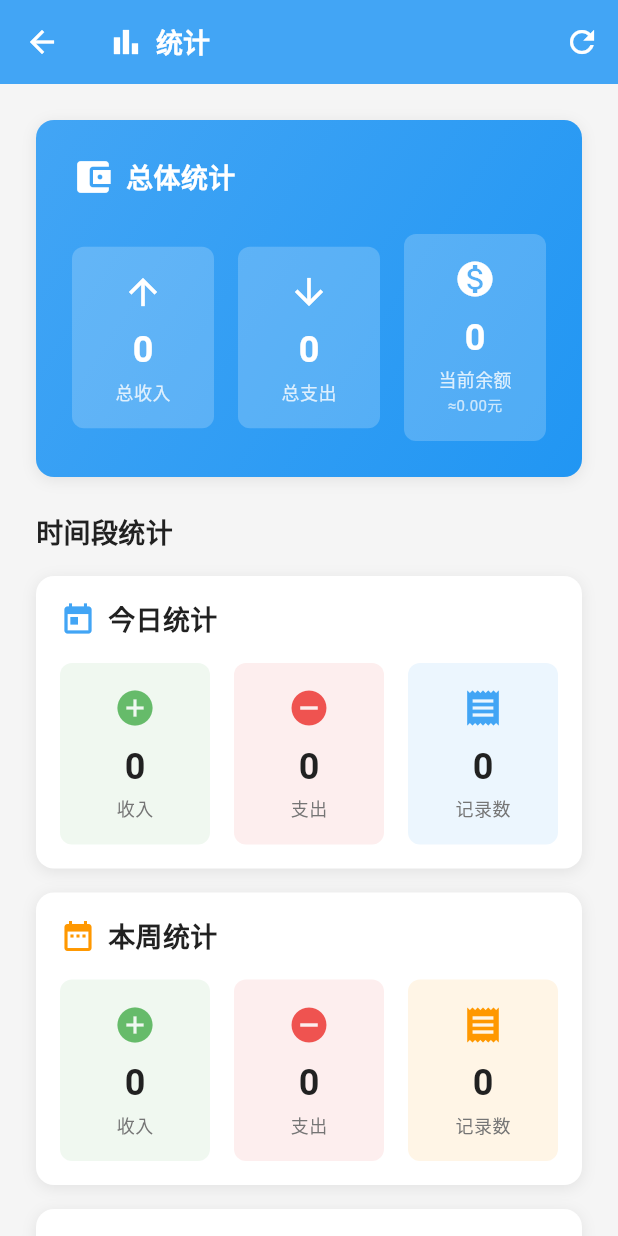
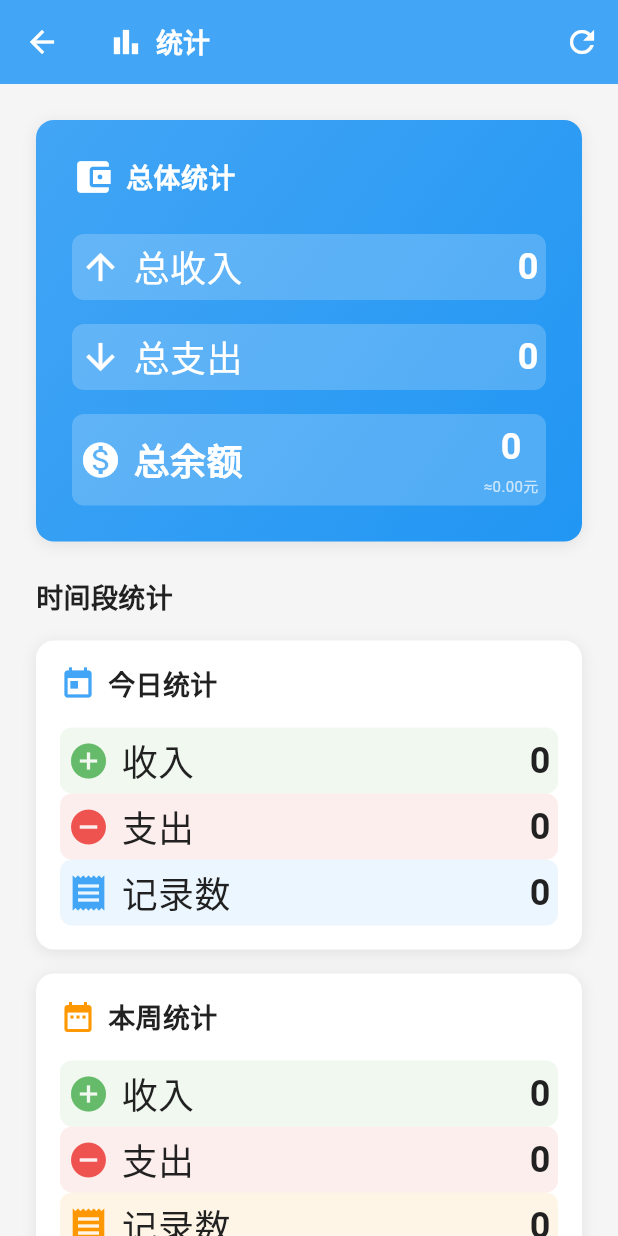
Before and after one commit to riceFun/magic_lamp, a Flutter app: the StatisticsPage screen opened directly, on a phone screen of 412 x 824 dp. Run offline on Flutter 3.47's test engine with Material 3 defaults, Android fonts, the phone set to English and light mode, and no system bars; our stand-ins replace file_picker, flutter_easyloading, go_router, share_plus, shared_preferences, sqflite; accounts and stored records are empty.

Commit message:
优化统计页面

```diff
--- a/lib/pages/statistics/statistics_page.dart
+++ b/lib/pages/statistics/statistics_page.dart
@@ -7,7 +7,6 @@ import '../../providers/task_provider.dart';
 import '../../providers/exchange_provider.dart';
 import '../../providers/advance_provider.dart';
 import '../../data/repositories/point_record_repository.dart';
-import '../../data/repositories/exchange_repository.dart';
 import '../../widgets/common/custom_card.dart';
 import '../../widgets/common/loading_widget.dart';
 
@@ -137,9 +136,9 @@ class _StatisticsPageState extends State<StatisticsPage> {
         _isLoading = false;
       });
       if (mounted) {
-        ScaffoldMessenger.of(context).showSnackBar(
-          SnackBar(content: Text('加载统计数据失败：$e')),
-        );
+        ScaffoldMessenger.of(
+          context,
+        ).showSnackBar(SnackBar(content: Text('加载统计数据失败：$e')));
       }
     }
   }
@@ -214,7 +213,9 @@ class _StatisticsPageState extends State<StatisticsPage> {
                           AppTheme.primaryDarkColor,
                         ],
                       ),
-                      borderRadius: BorderRadius.circular(AppTheme.radiusMedium),
+                      borderRadius: BorderRadius.circular(
+                        AppTheme.radiusMedium,
+                      ),
                       boxShadow: AppTheme.cardShadow,
                     ),
                     padding: EdgeInsets.all(AppTheme.spacingLarge),
@@ -239,37 +240,32 @@ class _StatisticsPageState extends State<StatisticsPage> {
                           ],
                         ),
                         SizedBox(height: AppTheme.spacingLarge),
-                        Row(
+                        Column(
                           children: [
-                            Expanded(
-                              child: _StatisticItem(
+                            _StatisticItem(
                               label: '总收入',
                               value: '$_totalEarned',
                               icon: Icons.arrow_upward,
                               iconColor: AppTheme.accentGreen,
                               isLight: true,
                             ),
-                            ),
-                            SizedBox(width: AppTheme.spacingMedium),
-                            Expanded(
-                              child: _StatisticItem(
+                            SizedBox(height: AppTheme.spacingMedium),
+                            _StatisticItem(
                               label: '总支出',
                               value: '$_totalSpent',
                               icon: Icons.arrow_downward,
                               iconColor: AppTheme.accentRed,
                               isLight: true,
                             ),
-                            ),
-                            SizedBox(width: AppTheme.spacingMedium),
-                            Expanded(
-                              child: _StatisticItemWithSubtitle(
-                                label: '当前余额',
+                            SizedBox(height: AppTheme.spacingMedium),
+                            _StatisticItemWithSubtitle(
+                              label: '',
                               value: '${user.totalPoints}',
-                                subtitle: '≈${(user.totalPoints * AppConstants.pointsToRmb).toStringAsFixed(2)}元',
+                              subtitle:
+                                  '≈${(user.totalPoints * AppConstants.pointsToRmb).toStringAsFixed(2)}元',
                               icon: Icons.monetization_on,
                               iconColor: AppTheme.accentYellow,
                               isLight: true,
-                              ),
                             ),
                           ],
                         ),
@@ -314,36 +310,30 @@ class _StatisticsPageState extends State<StatisticsPage> {
                           ],
                         ),
                         SizedBox(height: AppTheme.spacingMedium),
-                        Row(
+                        Column(
                           children: [
-                            Expanded(
-                              child: _StatisticItem(
+                            _StatisticItem(
                               label: '收入',
                               value: '$_todayEarned',
                               icon: Icons.add_circle,
                               iconColor: AppTheme.accentGreen,
                               isLight: false,
                             ),
-                            ),
                             SizedBox(width: AppTheme.spacingMedium),
-                            Expanded(
-                              child: _StatisticItem(
+                            _StatisticItem(
                               label: '支出',
                               value: '$_todaySpent',
                               icon: Icons.remove_circle,
                               iconColor: AppTheme.accentRed,
                               isLight: false,
                             ),
-                            ),
                             SizedBox(width: AppTheme.spacingMedium),
-                            Expanded(
-                              child: _StatisticItem(
+                            _StatisticItem(
                               label: '记录数',
                               value: '$_todayCount',
                               icon: Icons.receipt,
                               iconColor: AppTheme.primaryColor,
                               isLight: false,
-                              ),
                             ),
                           ],
                         ),
@@ -377,36 +367,30 @@ class _StatisticsPageState extends State<StatisticsPage> {
                           ],
                         ),
                         SizedBox(height: AppTheme.spacingMedium),
-                        Row(
+                        Column(
                           children: [
-                            Expanded(
-                              child: _StatisticItem(
+                            _StatisticItem(
                               label: '收入',
                               value: '$_weekEarned',
                               icon: Icons.add_circle,
                               iconColor: AppTheme.accentGreen,
                               isLight: false,
                             ),
-                            ),
                             SizedBox(width: AppTheme.spacingMedium),
-                            Expanded(
-                              child: _StatisticItem(
+                            _StatisticItem(
                               label: '支出',
                               value: '$_weekSpent',
                               icon: Icons.remove_circle,
                               iconColor: AppTheme.accentRed,
                               isLight: false,
                             ),
-                            ),
                             SizedBox(width: AppTheme.spacingMedium),
-                            Expanded(
-                              child: _StatisticItem(
+                            _StatisticItem(
                               label: '记录数',
                               value: '$_weekCount',
                               icon: Icons.receipt,
                               iconColor: AppTheme.accentOrange,
                               isLight: false,
-                              ),
                             ),
                           ],
                         ),
@@ -440,36 +424,30 @@ class _StatisticsPageState extends State<StatisticsPage> {
                           ],
                         ),
                         SizedBox(height: AppTheme.spacingMedium),
-                        Row(
+                        Column(
                           children: [
-                            Expanded(
-                              child: _StatisticItem(
+                            _StatisticItem(
                               label: '收入',
                               value: '$_monthEarned',
                               icon: Icons.add_circle,
                               iconColor: AppTheme.accentGreen,
                               isLight: false,
                             ),
-                            ),
                             SizedBox(width: AppTheme.spacingMedium),
-                            Expanded(
-                              child: _StatisticItem(
+                            _StatisticItem(
                               label: '支出',
                               value: '$_monthSpent',
                               icon: Icons.remove_circle,
                               iconColor: AppTheme.accentRed,
                               isLight: false,
                             ),
-                            ),
                             SizedBox(width: AppTheme.spacingMedium),
-                            Expanded(
-                              child: _StatisticItem(
+                            _StatisticItem(
                               label: '记录数',
                               value: '$_monthCount',
                               icon: Icons.receipt,
                               iconColor: AppTheme.accentGreen,
                               isLight: false,
-                              ),
                             ),
                           ],
                         ),
@@ -556,9 +534,7 @@ class _StatisticsPageState extends State<StatisticsPage> {
                                 color: AppTheme.primaryColor,
                               ),
                             ),
-                            Expanded(
-                              child: Container(),
-                            ),
+                            Expanded(child: Container()),
                           ],
                         ),
                       ],
@@ -671,13 +647,18 @@ class _StatisticsPageState extends State<StatisticsPage> {
                             ),
                           ],
                         ),
-                        if (_advanceStats['activeCount'] != null && _advanceStats['activeCount'] > 0) ...[
+                        if (_advanceStats['activeCount'] != null &&
+                            _advanceStats['activeCount'] > 0) ...[
                           SizedBox(height: AppTheme.spacingSmall),
                           Container(
                             padding: EdgeInsets.all(AppTheme.spacingSmall),
                             decoration: BoxDecoration(
-                              color: AppTheme.accentOrange.withValues(alpha: 0.1),
-                              borderRadius: BorderRadius.circular(AppTheme.radiusSmall),
+                              color: AppTheme.accentOrange.withValues(
+                                alpha: 0.1,
+                              ),
+                              borderRadius: BorderRadius.circular(
+                                AppTheme.radiusSmall,
+                              ),
                             ),
                             child: Row(
                               children: [
@@ -760,40 +741,34 @@ class _StatisticItem extends StatelessWidget {
   @override
   Widget build(BuildContext context) {
     final textColor = isLight ? Colors.white : AppTheme.textPrimaryColor;
-    final secondaryColor = isLight
-        ? Colors.white.withValues(alpha: 0.8)
-        : AppTheme.textSecondaryColor;
-
     return Container(
-      padding: EdgeInsets.all(AppTheme.spacingMedium),
+      padding: EdgeInsets.all(5),
       decoration: BoxDecoration(
         color: isLight
             ? Colors.white.withValues(alpha: 0.2)
             : iconColor.withValues(alpha: 0.1),
         borderRadius: BorderRadius.circular(AppTheme.radiusSmall),
       ),
-      child: Column(
+      child: Row(
+        crossAxisAlignment: CrossAxisAlignment.center,
         children: [
-          Icon(
-            icon,
-            color: isLight ? Colors.white : iconColor,
-            size: 28,
+          Icon(icon, color: isLight ? Colors.white : iconColor, size: 28),
+          SizedBox(width: AppTheme.spacingSmall),
+          Text(
+            label,
+            style: TextStyle(
+              fontSize: AppTheme.fontSizeXLarge,
+              // fontWeight: FontWeight.bold,
+              color: textColor,
             ),
-          SizedBox(height: AppTheme.spacingSmall),
+          ),
+          Spacer(),
           Text(
             value,
             style: TextStyle(
               fontSize: AppTheme.fontSizeXLarge,
               fontWeight: FontWeight.bold,
               color: textColor,
-            ),
-          ),
-          SizedBox(height: 2),
-          Text(
-            label,
-            style: TextStyle(
-              fontSize: AppTheme.fontSizeSmall,
-              color: secondaryColor,
             ),
           ),
         ],
@@ -828,21 +803,28 @@ class _StatisticItemWithSubtitle extends StatelessWidget {
         : AppTheme.textSecondaryColor;
 
     return Container(
-      padding: EdgeInsets.all(AppTheme.spacingMedium),
+      padding: EdgeInsets.all(5),
       decoration: BoxDecoration(
         color: isLight
             ? Colors.white.withValues(alpha: 0.2)
             : iconColor.withValues(alpha: 0.1),
         borderRadius: BorderRadius.circular(AppTheme.radiusSmall),
       ),
-      child: Column(
+      child: Row(
+        crossAxisAlignment: CrossAxisAlignment.center,
         children: [
-          Icon(
-            icon,
-            color: isLight ? Colors.white : iconColor,
-            size: 28,
+          Icon(icon, color: isLight ? Colors.white : iconColor, size: 28),
+          SizedBox(width: AppTheme.spacingSmall),
+          Text(
+            '总余额',
+            style: TextStyle(
+              fontSize: AppTheme.fontSizeXLarge,
+              fontWeight: FontWeight.bold,
+              color: textColor,
             ),
-          SizedBox(height: AppTheme.spacingSmall),
+          ),
+          Spacer(),
+          Column(children: [
             Text(
               value,
               style: TextStyle(
@@ -853,20 +835,13 @@ class _StatisticItemWithSubtitle extends StatelessWidget {
             ),
             SizedBox(height: 2),
             Text(
-            label,
-            style: TextStyle(
-              fontSize: AppTheme.fontSizeSmall,
-              color: secondaryColor,
-            ),
-          ),
-          SizedBox(height: 2),
-          Text(
               subtitle,
               style: TextStyle(
                 fontSize: AppTheme.fontSizeXSmall,
                 color: secondaryColor.withValues(alpha: 0.7),
               ),
             ),
+          ],)
         ],
       ),
     );
```
Lines whose indentation alone changed are shown as unchanged.
